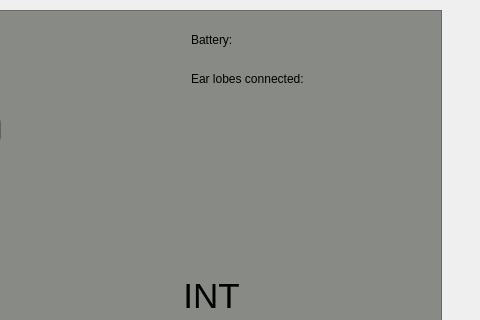
Old version of the form src/mainwindow.ui in the repository tjpieroni/COMP3004_Project_W22; both pictures show x 399 to 879 and y 0 to 320 of the 879 by 626 pixel window.
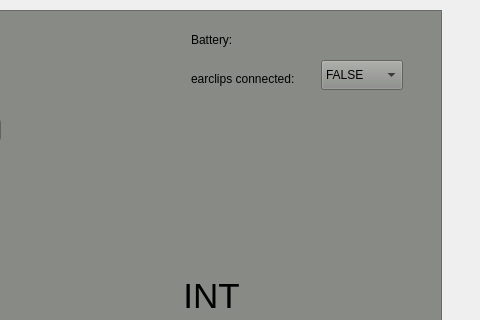
New version of the form. Icons and pictures are not drawn.

```diff
--- a/src/mainwindow.ui
+++ b/src/mainwindow.ui
@@ -614,9 +614,41 @@
       </rect>
      </property>
      <property name="text">
-      <string>Ear lobes connected:</string>
+      <string>earclips connected:</string>
      </property>
     </widget>
+    <widget class="QComboBox" name="earclipsConnected">
+     <property name="geometry">
+      <rect>
+       <x>710</x>
+       <y>50</y>
+       <width>82</width>
+       <height>30</height>
+      </rect>
+     </property>
+     <property name="minimumSize">
+      <size>
+       <width>82</width>
+       <height>30</height>
+      </size>
+     </property>
+     <property name="maximumSize">
+      <size>
+       <width>82</width>
+       <height>30</height>
+      </size>
+     </property>
+     <item>
+      <property name="text">
+       <string>FALSE</string>
+      </property>
+     </item>
+     <item>
+      <property name="text">
+       <string>TRUE</string>
+      </property>
+     </item>
+    </widget>
    </widget>
   </widget>
   <widget class="QMenuBar" name="menubar">
```
